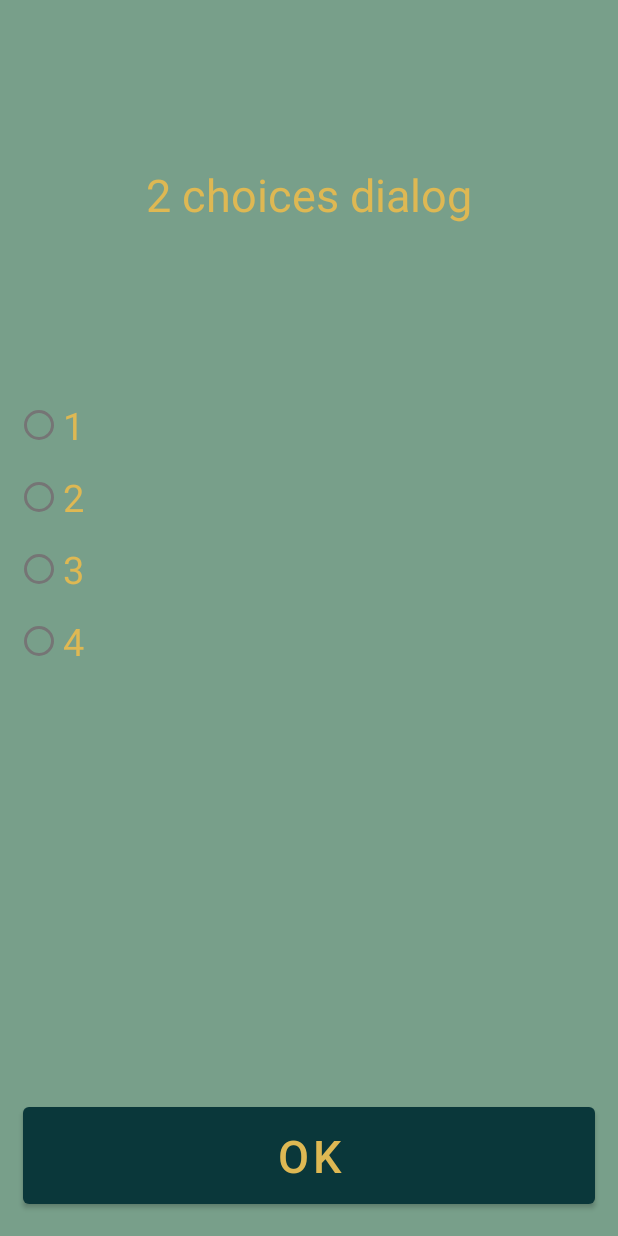
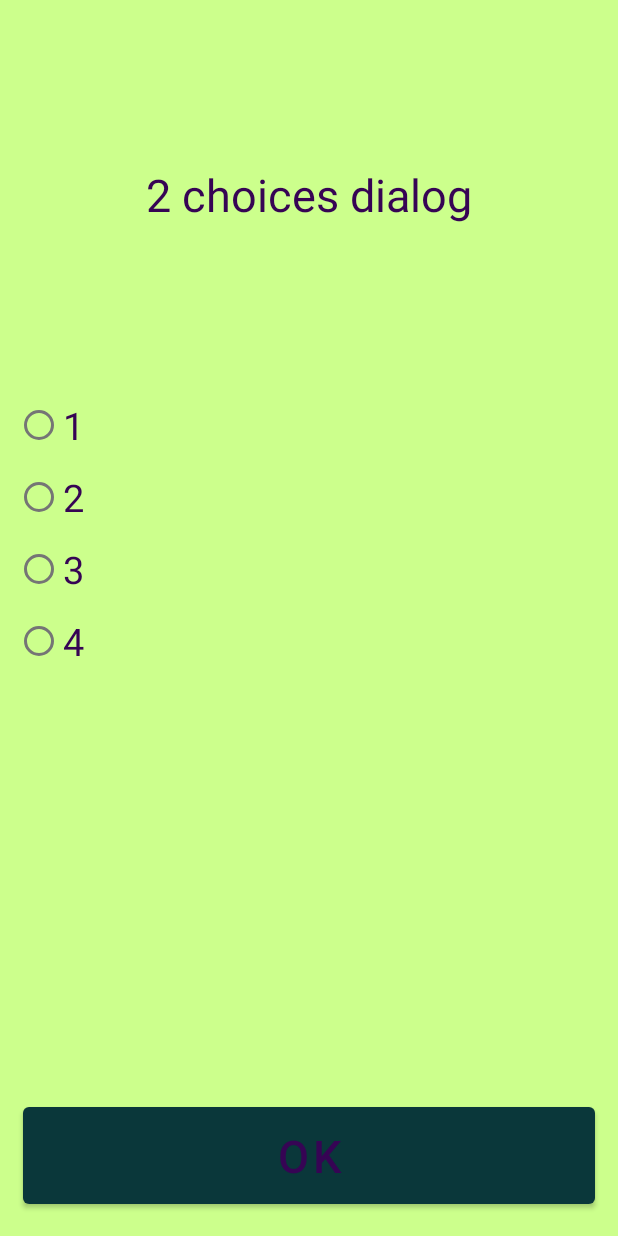
Before and after one commit to aDamian88/quizler, an Android app: the layout quizler_dialog_four_choices.xml on its own in the app's theme, with its tools: preview values and no code run, on a phone screen of 412 x 824 dp. Run offline under Robolectric (Android 15) with nearby library versions, the phone set to English and light mode, and no system bars.

Commit message:
feat: insertion of new colors

```diff
--- a/app/src/main/res/layout/quizler_dialog_four_choices.xml
+++ b/app/src/main/res/layout/quizler_dialog_four_choices.xml
@@ -4,7 +4,7 @@
     android:layout_width="match_parent"
     android:layout_height="match_parent"
     android:layout_gravity="center"
-    android:background="@color/vintageSky"
+    android:background="@color/greenPalette"
     android:orientation="vertical">
 
     <TextView
@@ -14,7 +14,7 @@
         android:layout_weight="0.30"
         android:layout_margin="15dp"
         android:text="2 choices dialog"
-        android:textColor="@color/vintageUpon"
+        android:textColor="@color/purplePalette"
         android:gravity="center"
         android:textSize="30sp"
         app:layout_constraintEnd_toEndOf="parent"
@@ -47,32 +47,32 @@
                     android:id="@+id/rb_choice_one"
                     android:layout_width="match_parent"
                     android:layout_height="wrap_content"
-                    android:textColor="@color/vintageUpon"
-                    android:textColorHint="@color/vintageUpon"
+                    android:textColor="@color/purplePalette"
+                    android:textColorHint="@color/purplePalette"
                     android:textSize="25sp"
                     android:text="1" />
                 <RadioButton
                     android:id="@+id/rb_choice_two"
                     android:layout_width="match_parent"
                     android:layout_height="wrap_content"
-                    android:textColor="@color/vintageUpon"
-                    android:textColorHint="@color/vintageUpon"
+                    android:textColor="@color/purplePalette"
+                    android:textColorHint="@color/purplePalette"
                     android:textSize="25sp"
                     android:text="2" />
                 <RadioButton
                     android:id="@+id/rb_choice_three"
                     android:layout_width="match_parent"
                     android:layout_height="wrap_content"
-                    android:textColor="@color/vintageUpon"
-                    android:textColorHint="@color/vintageUpon"
+                    android:textColor="@color/purplePalette"
+                    android:textColorHint="@color/purplePalette"
                     android:textSize="25sp"
                     android:text="3" />
                 <RadioButton
                     android:id="@+id/rb_choice_four"
                     android:layout_width="match_parent"
                     android:layout_height="wrap_content"
-                    android:textColor="@color/vintageUpon"
-                    android:textColorHint="@color/vintageUpon"
+                    android:textColor="@color/purplePalette"
+                    android:textColorHint="@color/purplePalette"
                     android:textSize="25sp"
                     android:text="4" />
             </RadioGroup>
@@ -90,7 +90,7 @@
         android:layout_weight="0.10"
         android:text="OK"
         android:textSize="30sp"
-        android:textColor="@color/vintageUpon"
+        android:textColor="@color/purplePalette"
         app:backgroundTint="@color/vintageNordman"
         app:layout_constraintBottom_toBottomOf="parent"
         app:layout_constraintEnd_toEndOf="parent"
--- a/app/src/main/res/values-night/themes.xml
+++ b/app/src/main/res/values-night/themes.xml
@@ -2,15 +2,15 @@
     <!-- Base application theme. -->
     <style name="Theme.Quizler" parent="Theme.MaterialComponents.DayNight.DarkActionBar">
         <!-- Primary brand color. -->
-        <item name="colorPrimary">@color/purple_200</item>
-        <item name="colorPrimaryVariant">@color/purple_700</item>
-        <item name="colorOnPrimary">@color/black</item>
+<!--        <item name="colorPrimary">@color/purple_200</item>-->
+<!--        <item name="colorPrimaryVariant">@color/purple_700</item>-->
+<!--        <item name="colorOnPrimary">@color/black</item>-->
         <!-- Secondary brand color. -->
-        <item name="colorSecondary">@color/teal_200</item>
-        <item name="colorSecondaryVariant">@color/teal_200</item>
-        <item name="colorOnSecondary">@color/black</item>
+<!--        <item name="colorSecondary">@color/teal_200</item>-->
+<!--        <item name="colorSecondaryVariant">@color/teal_200</item>-->
+<!--        <item name="colorOnSecondary">@color/black</item>-->
         <!-- Status bar color. -->
-        <item name="android:statusBarColor" tools:targetApi="l">?attr/colorPrimaryVariant</item>
+<!--        <item name="android:statusBarColor" tools:targetApi="l">?attr/colorPrimaryVariant</item>-->
         <!-- Customize your theme here. -->
     </style>
 </resources>
--- a/app/src/main/res/values/colors.xml
+++ b/app/src/main/res/values/colors.xml
@@ -13,4 +13,8 @@
     <color name="vintageEggs">#E2D9A2</color>
     <color name="vintageSky">#789F8A</color>
     <color name="vintageNordman">#0A373A</color>
+
+    // Green/Purple
+    <color name="greenPalette">#ccff8c</color>
+    <color name="purplePalette">#360454</color>
 </resources>
--- a/app/src/main/res/values/themes.xml
+++ b/app/src/main/res/values/themes.xml
@@ -2,15 +2,15 @@
     <!-- Base application theme. -->
     <style name="Theme.Quizler" parent="Theme.MaterialComponents.DayNight.DarkActionBar">
         <!-- Primary brand color. -->
-        <item name="colorPrimary">@color/purple_500</item>
-        <item name="colorPrimaryVariant">@color/purple_700</item>
-        <item name="colorOnPrimary">@color/white</item>
+<!--        <item name="colorPrimary">@color/purple_500</item>-->
+<!--        <item name="colorPrimaryVariant">@color/purple_700</item>-->
+<!--        <item name="colorOnPrimary">@color/white</item>-->
         <!-- Secondary brand color. -->
-        <item name="colorSecondary">@color/teal_200</item>
-        <item name="colorSecondaryVariant">@color/teal_700</item>
-        <item name="colorOnSecondary">@color/black</item>
+<!--        <item name="colorSecondary">@color/teal_200</item>-->
+<!--        <item name="colorSecondaryVariant">@color/teal_700</item>-->
+<!--        <item name="colorOnSecondary">@color/black</item>-->
         <!-- Status bar color. -->
-        <item name="android:statusBarColor" tools:targetApi="l">?attr/colorPrimaryVariant</item>
+<!--        <item name="android:statusBarColor" tools:targetApi="l">?attr/colorPrimaryVariant</item>-->
         <!-- Customize your theme here. -->
     </style>
 </resources>
```
